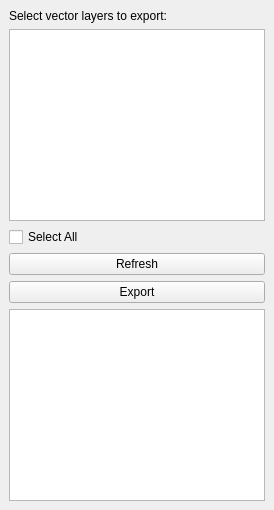
Above: vector_csv_exporter_plugin/dock_widget.ui from elwilkening/vector-csv-exporter before the change. Below: the same form after it.
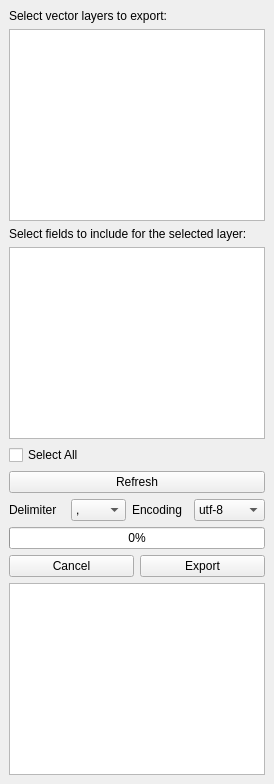
That is the form after the change.

Commit message: major polish of the plugin, added tests for export_utils.py

Diff of the .ui file:
```diff
--- a/vector_csv_exporter_plugin/dock_widget.ui
+++ b/vector_csv_exporter_plugin/dock_widget.ui
@@ -17,6 +17,16 @@
     <item>
      <widget class="QListWidget" name="layer_list_widget"/>
     </item>
+    <item>
+     <widget class="QLabel" name="field_label">
+      <property name="text">
+       <string>Select fields to include for the selected layer:</string>
+      </property>
+     </widget>
+    </item>
+    <item>
+     <widget class="QListWidget" name="field_list_widget"/>
+    </item>
     <item>
      <widget class="QCheckBox" name="select_all_checkbox">
       <property name="text">
@@ -32,12 +42,86 @@
      </widget>
     </item>
     <item>
-     <widget class="QPushButton" name="export_button">
-      <property name="text">
-       <string>Export</string>
+     <layout class="QHBoxLayout" name="settings_layout">
+      <item>
+       <widget class="QLabel" name="delimiter_label">
+        <property name="text">
+         <string>Delimiter</string>
+        </property>
+       </widget>
+      </item>
+      <item>
+       <widget class="QComboBox" name="delimiter_combo">
+        <item>
+         <property name="text">
+          <string>,</string>
+         </property>
+        </item>
+        <item>
+         <property name="text">
+          <string>;</string>
+         </property>
+        </item>
+        <item>
+         <property name="text">
+          <string>Tab</string>
+         </property>
+        </item>
+       </widget>
+      </item>
+      <item>
+       <widget class="QLabel" name="encoding_label">
+        <property name="text">
+         <string>Encoding</string>
+        </property>
+       </widget>
+      </item>
+      <item>
+       <widget class="QComboBox" name="encoding_combo">
+        <item>
+         <property name="text">
+          <string>utf-8</string>
+         </property>
+        </item>
+        <item>
+         <property name="text">
+          <string>latin-1</string>
+         </property>
+        </item>
+        <item>
+         <property name="text">
+          <string>cp1252</string>
+         </property>
+        </item>
+       </widget>
+      </item>
+     </layout>
+    </item>
+    <item>
+     <widget class="QProgressBar" name="progress_bar">
+      <property name="value">
+       <number>0</number>
       </property>
      </widget>
     </item>
+    <item>
+     <layout class="QHBoxLayout" name="horizontalLayout">
+      <item>
+       <widget class="QPushButton" name="cancel_button">
+        <property name="text">
+         <string>Cancel</string>
+        </property>
+       </widget>
+      </item>
+      <item>
+       <widget class="QPushButton" name="export_button">
+        <property name="text">
+         <string>Export</string>
+        </property>
+       </widget>
+      </item>
+     </layout>
+    </item>
     <item>
      <widget class="QTextEdit" name="status_text_edit">
       <property name="readOnly">
```
The commit also changes 6 other files.
